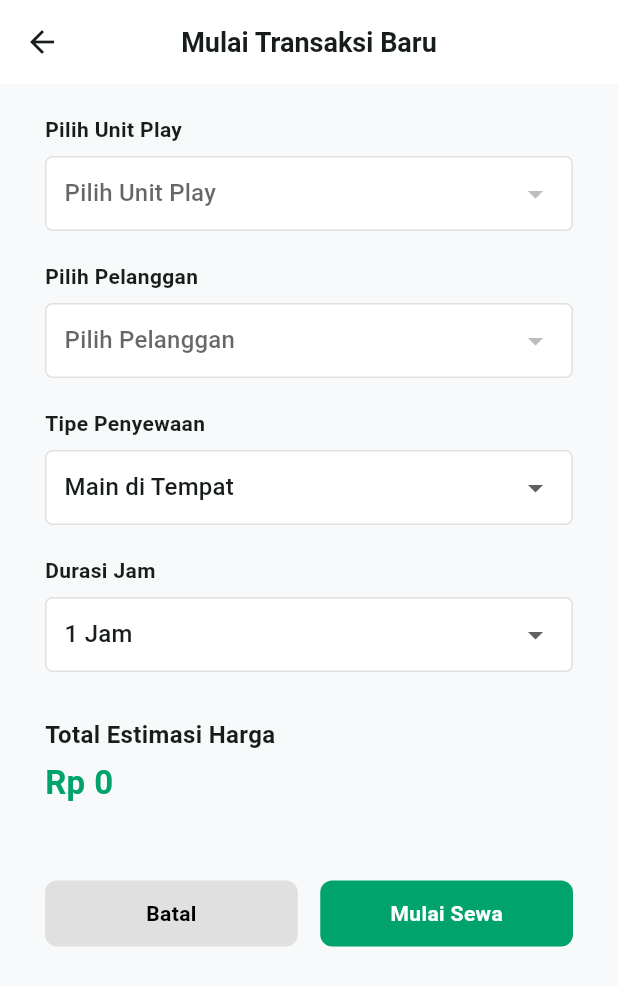
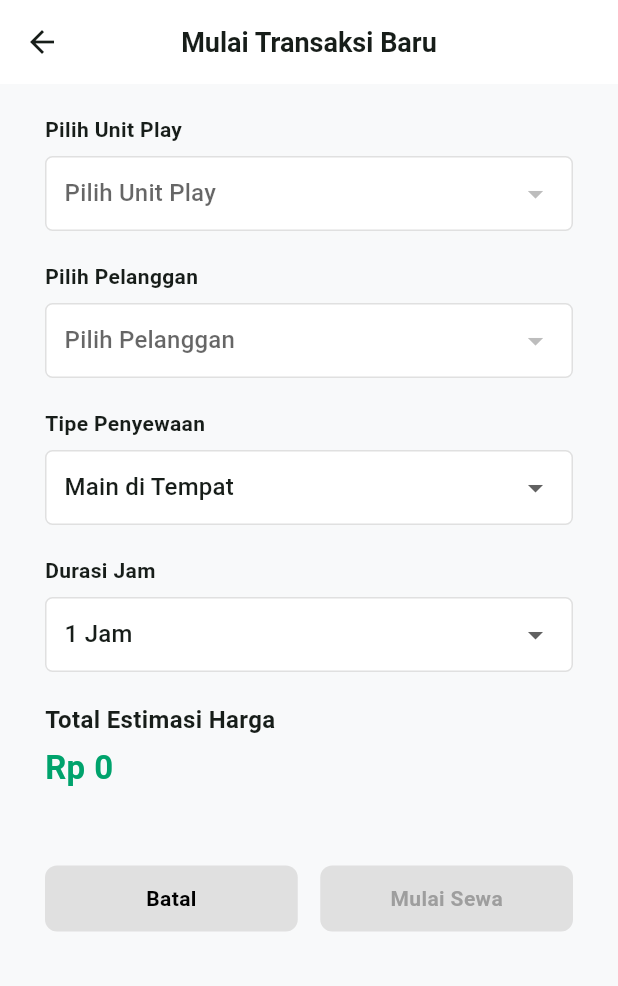
Before and after one commit to elzetive/dfwmobile, a Flutter app: the TambahTransaksiPage screen opened by its route, on a phone screen of 412 x 824 dp. Shown: the top 986 px of the screen. Run offline on Flutter 3.47's test engine with Material 3 defaults, Android fonts, the phone set to English and light mode, and no system bars; network calls fail.

Commit message:
update harga transaksi perkonsol

```diff
--- a/lib/pages/transaksi/tambah_page.dart
+++ b/lib/pages/transaksi/tambah_page.dart
@@ -17,12 +17,13 @@ class _TambahTransaksiPageState extends State<TambahTransaksiPage> {
   String selectedType = 'Main di Tempat';
   String selectedDuration = '1';
   int totalEstimasi = 0;
-  int hargaPerJamAktif = 12000;
+  int hargaPerJamAktif = 0;
 
   List<dynamic> _units = [];
   List<dynamic> _customers = [];
   bool _isLoading = true;
   bool _isSaving = false;
+  bool _isLoadingTarif = false;
 
   @override
   void initState() {
@@ -45,11 +46,19 @@ class _TambahTransaksiPageState extends State<TambahTransaksiPage> {
   void _onUnitChanged(String? unitId) async {
     if (unitId == null) return;
 
+    // Set loading state agar user tidak bisa ubah durasi saat fetch tarif
+    setState(() {
+      _isLoadingTarif = true;
+      selectedUnitId = unitId;
+      totalEstimasi = 0; // Reset harga saat unit berubah
+      selectedDuration = '1'; // Reset durasi ke 1 jam
+    });
+
+    try {
       // 1. Cari data unit yang dipilih admin
       final selectedUnit = _units.firstWhere((u) => u['id'].toString() == unitId);
 
       // 2. Baca string tipe konsol murni ('PS3', 'PS4', 'PS5') dari object API
-    // Kita cek field 'tipe' atau ekstraksi nama unitnya secara berlapis agar aman
       String tipeKonsolMurni = selectedUnit['tipe']?.toString() ?? '';
 
       if (tipeKonsolMurni.isEmpty) {
@@ -71,15 +80,34 @@ class _TambahTransaksiPageState extends State<TambahTransaksiPage> {
       // 3. Ambil harga sewa per jam real-time dari menu Pengaturan Laravel
       int tarifRealTime = await _apiService.getTarifByTipe(tipeKonsolMurni);
 
+      if (!mounted) return;
+
       setState(() {
-      selectedUnitId = unitId;
         hargaPerJamAktif = tarifRealTime;
-      // Hitung total estimasi harga baru secara presisi
+        // Hitung total estimasi harga dengan durasi awal (1 jam)
         totalEstimasi = int.parse(selectedDuration) * hargaPerJamAktif;
+        _isLoadingTarif = false;
       });
+    } catch (e) {
+      if (!mounted) return;
+      setState(() {
+        _isLoadingTarif = false;
+      });
+      ScaffoldMessenger.of(context).showSnackBar(
+        SnackBar(content: Text('Gagal mengambil tarif: $e')),
+      );
+    }
   }
 
   void _hitungHarga(String durasi) {
+    // Pastikan tarif sudah ter-load dan valid
+    if (hargaPerJamAktif == 0) {
+      ScaffoldMessenger.of(context).showSnackBar(
+        const SnackBar(content: Text('Pilih unit terlebih dahulu!')),
+      );
+      return;
+    }
+
     setState(() {
       selectedDuration = durasi;
       totalEstimasi = int.parse(durasi) * hargaPerJamAktif;
@@ -90,6 +118,20 @@ class _TambahTransaksiPageState extends State<TambahTransaksiPage> {
     if (selectedPelangganId == null || selectedUnitId == null) {
       ScaffoldMessenger.of(context).showSnackBar(
         const SnackBar(content: Text('Mohon lengkapi Unit dan Pelanggan!')),
+      );
+      return;
+    }
+
+    if (hargaPerJamAktif == 0) {
+      ScaffoldMessenger.of(context).showSnackBar(
+        const SnackBar(content: Text('Harga konsol belum ter-load, coba lagi!')),
+      );
+      return;
+    }
+
+    if (totalEstimasi == 0) {
+      ScaffoldMessenger.of(context).showSnackBar(
+        const SnackBar(content: Text('Hitung harga terlebih dahulu!')),
       );
       return;
     }
@@ -208,7 +250,33 @@ class _TambahTransaksiPageState extends State<TambahTransaksiPage> {
                   ),
                   const SizedBox(height: 20),
                   _buildLabel('Durasi Jam'),
-                  _buildDropdown(
+                  _isLoadingTarif
+                      ? Container(
+                          padding: const EdgeInsets.symmetric(
+                              horizontal: 12, vertical: 16),
+                          decoration: BoxDecoration(
+                            color: Colors.grey.shade200,
+                            border: Border.all(color: Colors.grey.shade300),
+                            borderRadius: BorderRadius.circular(5),
+                          ),
+                          child: const Row(
+                            children: [
+                              SizedBox(
+                                width: 16,
+                                height: 16,
+                                child: CircularProgressIndicator(
+                                  strokeWidth: 2,
+                                  valueColor: AlwaysStoppedAnimation<Color>(
+                                    AppColors.primaryGreen,
+                                  ),
+                                ),
+                              ),
+                              SizedBox(width: 12),
+                              Text('Mengambil tarif konsol...'),
+                            ],
+                          ),
+                        )
+                      : _buildDropdown(
                           selectedDuration,
                           null,
                           ['1', '2', '3', '4', '5']
@@ -221,7 +289,17 @@ class _TambahTransaksiPageState extends State<TambahTransaksiPage> {
                               .toList(),
                           (val) => _hitungHarga(val!),
                         ),
-                  const SizedBox(height: 30),
+                  const SizedBox(height: 20),
+                  if (hargaPerJamAktif > 0) ...[
+                    Text(
+                      'Harga per Jam: Rp ${hargaPerJamAktif.toString()}',
+                      style: const TextStyle(
+                        fontSize: 12,
+                        color: Colors.grey,
+                      ),
+                    ),
+                    const SizedBox(height: 10),
+                  ],
                   const Text(
                     'Total Estimasi Harga',
                     style: TextStyle(fontWeight: FontWeight.bold, fontSize: 16),
@@ -265,9 +343,15 @@ class _TambahTransaksiPageState extends State<TambahTransaksiPage> {
                             Expanded(
                               child: _buildFooterButton(
                                 'Mulai Sewa',
-                                AppColors.primaryGreen,
-                                Colors.white,
-                                _prosesSewa,
+                                _isLoadingTarif || hargaPerJamAktif == 0
+                                    ? Colors.grey.shade300
+                                    : AppColors.primaryGreen,
+                                _isLoadingTarif || hargaPerJamAktif == 0
+                                    ? Colors.grey
+                                    : Colors.white,
+                                _isLoadingTarif || hargaPerJamAktif == 0
+                                    ? () {} // Disable button
+                                    : _prosesSewa,
                               ),
                             ),
                           ],
```
Also changed, not shown: lib/pages/dashboard/main_page.dart (+52 -7 lines). Lines whose indentation alone changed are shown as unchanged.
